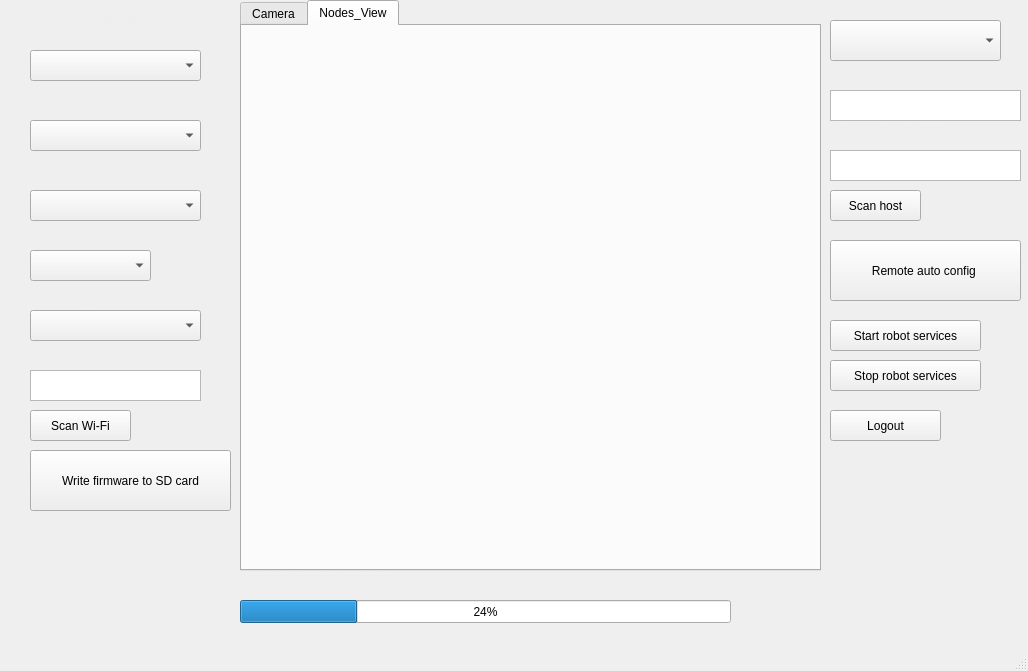
Qt form Roboticfirmwaregenerator.ui (KornbotDevUltimatorKraton/LoginQueryDatabasewithurl) before a commit.
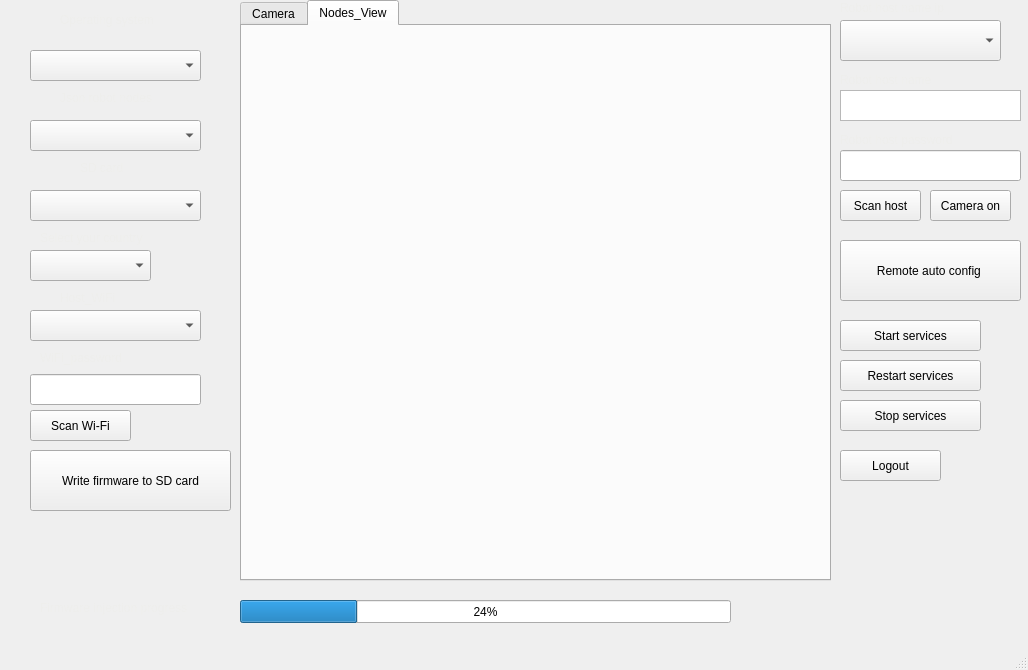
The same form after that commit. The open tabs and pages were chosen to show the change.

What changed in the file:
```diff
--- a/Roboticfirmwaregenerator.ui
+++ b/Roboticfirmwaregenerator.ui
@@ -7,7 +7,7 @@
     <x>0</x>
     <y>0</y>
     <width>1028</width>
-    <height>671</height>
+    <height>670</height>
    </rect>
   </property>
   <property name="windowTitle">
@@ -138,8 +138,8 @@
    <widget class="QLabel" name="label_9">
     <property name="geometry">
      <rect>
-      <x>830</x>
-      <y>120</y>
+      <x>840</x>
+      <y>130</y>
       <width>151</width>
       <height>20</height>
      </rect>
@@ -148,16 +148,6 @@
      <string>&lt;html&gt;&lt;head/&gt;&lt;body&gt;&lt;p&gt;&lt;span style=&quot; color:#eeeeec;&quot;&gt;Robot host password&lt;/span&gt;&lt;/p&gt;&lt;/body&gt;&lt;/html&gt;</string>
     </property>
    </widget>
-   <widget class="QTextEdit" name="textEdit_3">
-    <property name="geometry">
-     <rect>
-      <x>830</x>
-      <y>150</y>
-      <width>191</width>
-      <height>31</height>
-     </rect>
-    </property>
-   </widget>
    <widget class="QLabel" name="label_10">
     <property name="geometry">
      <rect>
@@ -171,16 +161,6 @@
      <string>&lt;html&gt;&lt;head/&gt;&lt;body&gt;&lt;p&gt;&lt;span style=&quot; color:#eeeeec;&quot;&gt;WiFi_password&lt;/span&gt;&lt;/p&gt;&lt;/body&gt;&lt;/html&gt;</string>
     </property>
    </widget>
-   <widget class="QTextEdit" name="textEdit_4">
-    <property name="geometry">
-     <rect>
-      <x>30</x>
-      <y>370</y>
-      <width>171</width>
-      <height>31</height>
-     </rect>
-    </property>
-   </widget>
    <widget class="QLabel" name="label_11">
     <property name="geometry">
      <rect>
@@ -197,9 +177,9 @@
    <widget class="QComboBox" name="comboBox_4">
     <property name="geometry">
      <rect>
-      <x>830</x>
+      <x>840</x>
       <y>20</y>
-      <width>171</width>
+      <width>161</width>
       <height>41</height>
      </rect>
     </property>
@@ -217,9 +197,9 @@
    <widget class="QPushButton" name="pushButton_2">
     <property name="geometry">
      <rect>
-      <x>830</x>
+      <x>840</x>
       <y>240</y>
-      <width>191</width>
+      <width>181</width>
       <height>61</height>
      </rect>
     </property>
@@ -230,33 +210,33 @@
    <widget class="QPushButton" name="pushButton_3">
     <property name="geometry">
      <rect>
-      <x>830</x>
+      <x>840</x>
       <y>320</y>
-      <width>151</width>
+      <width>141</width>
       <height>31</height>
      </rect>
     </property>
     <property name="text">
-     <string>Start robot services</string>
+     <string>Start services</string>
     </property>
    </widget>
    <widget class="QPushButton" name="pushButton_4">
     <property name="geometry">
      <rect>
-      <x>830</x>
-      <y>360</y>
-      <width>151</width>
+      <x>840</x>
+      <y>400</y>
+      <width>141</width>
       <height>31</height>
      </rect>
     </property>
     <property name="text">
-     <string>Stop robot services</string>
+     <string>Stop services</string>
     </property>
    </widget>
    <widget class="QLabel" name="label_12">
     <property name="geometry">
      <rect>
-      <x>830</x>
+      <x>840</x>
       <y>70</y>
       <width>121</width>
       <height>20</height>
@@ -269,9 +249,9 @@
    <widget class="QTextEdit" name="textEdit_5">
     <property name="geometry">
      <rect>
-      <x>830</x>
+      <x>840</x>
       <y>90</y>
-      <width>191</width>
+      <width>181</width>
       <height>31</height>
      </rect>
     </property>
@@ -292,9 +272,9 @@
    <widget class="QPushButton" name="pushButton_5">
     <property name="geometry">
      <rect>
-      <x>830</x>
+      <x>840</x>
       <y>190</y>
-      <width>91</width>
+      <width>81</width>
       <height>31</height>
      </rect>
     </property>
@@ -318,8 +298,8 @@
    <widget class="QLabel" name="label_4">
     <property name="geometry">
      <rect>
-      <x>240</x>
-      <y>570</y>
+      <x>40</x>
+      <y>600</y>
       <width>191</width>
       <height>17</height>
      </rect>
@@ -333,8 +313,8 @@
      <rect>
       <x>240</x>
       <y>0</y>
-      <width>581</width>
-      <height>571</height>
+      <width>591</width>
+      <height>581</height>
      </rect>
     </property>
     <property name="currentIndex">
@@ -377,14 +357,25 @@
      <attribute name="title">
       <string>Nodes_View</string>
      </attribute>
+     <widget class="QWidget" name="gridLayoutWidget">
+      <property name="geometry">
+       <rect>
+        <x>0</x>
+        <y>0</y>
+        <width>581</width>
+        <height>551</height>
+       </rect>
+      </property>
+      <layout class="QGridLayout" name="gridLayout"/>
+     </widget>
     </widget>
    </widget>
    <widget class="QPushButton" name="pushButton_7">
     <property name="geometry">
      <rect>
-      <x>830</x>
-      <y>410</y>
-      <width>111</width>
+      <x>840</x>
+      <y>450</y>
+      <width>101</width>
       <height>31</height>
      </rect>
     </property>
@@ -392,6 +383,52 @@
      <string>Logout</string>
     </property>
    </widget>
+   <widget class="QPushButton" name="pushButton_8">
+    <property name="geometry">
+     <rect>
+      <x>930</x>
+      <y>190</y>
+      <width>81</width>
+      <height>31</height>
+     </rect>
+    </property>
+    <property name="text">
+     <string>Camera on</string>
+    </property>
+   </widget>
+   <widget class="QLineEdit" name="lineEdit">
+    <property name="geometry">
+     <rect>
+      <x>30</x>
+      <y>374</y>
+      <width>171</width>
+      <height>31</height>
+     </rect>
+    </property>
+   </widget>
+   <widget class="QLineEdit" name="lineEdit_2">
+    <property name="geometry">
+     <rect>
+      <x>840</x>
+      <y>150</y>
+      <width>181</width>
+      <height>31</height>
+     </rect>
+    </property>
+   </widget>
+   <widget class="QPushButton" name="pushButton_9">
+    <property name="geometry">
+     <rect>
+      <x>840</x>
+      <y>360</y>
+      <width>141</width>
+      <height>31</height>
+     </rect>
+    </property>
+    <property name="text">
+     <string>Restart services</string>
+    </property>
+   </widget>
   </widget>
   <widget class="QMenuBar" name="menubar">
    <property name="geometry">
```
Left out of the diff: 4 changed lines with no effect on the pictures.
